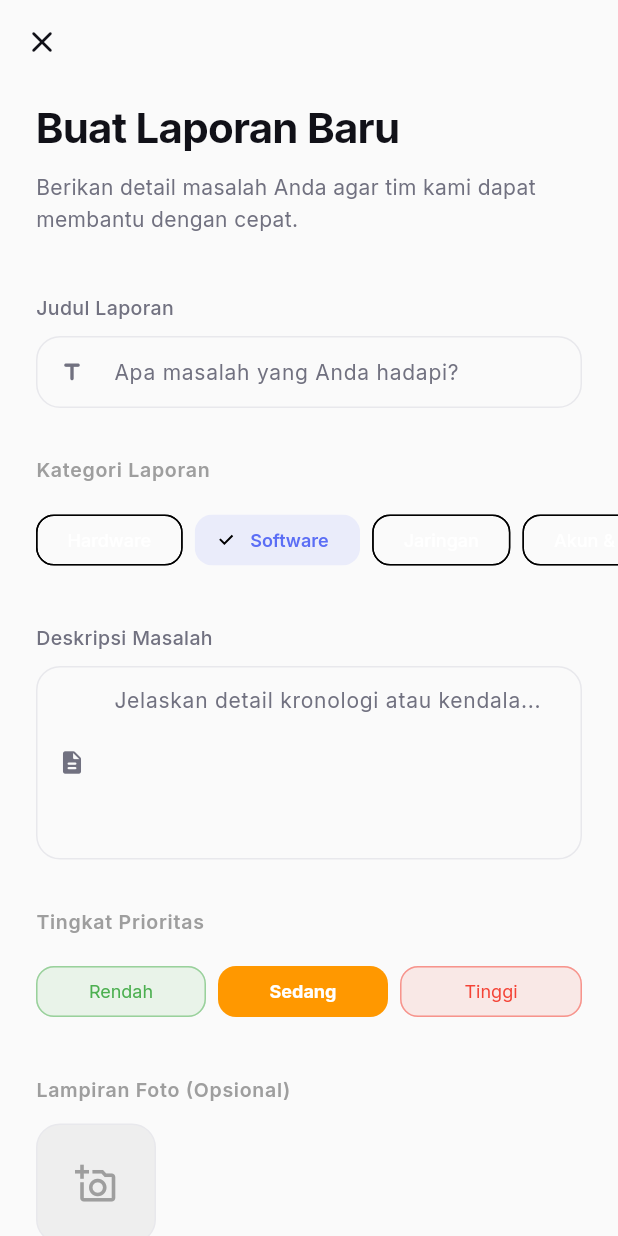
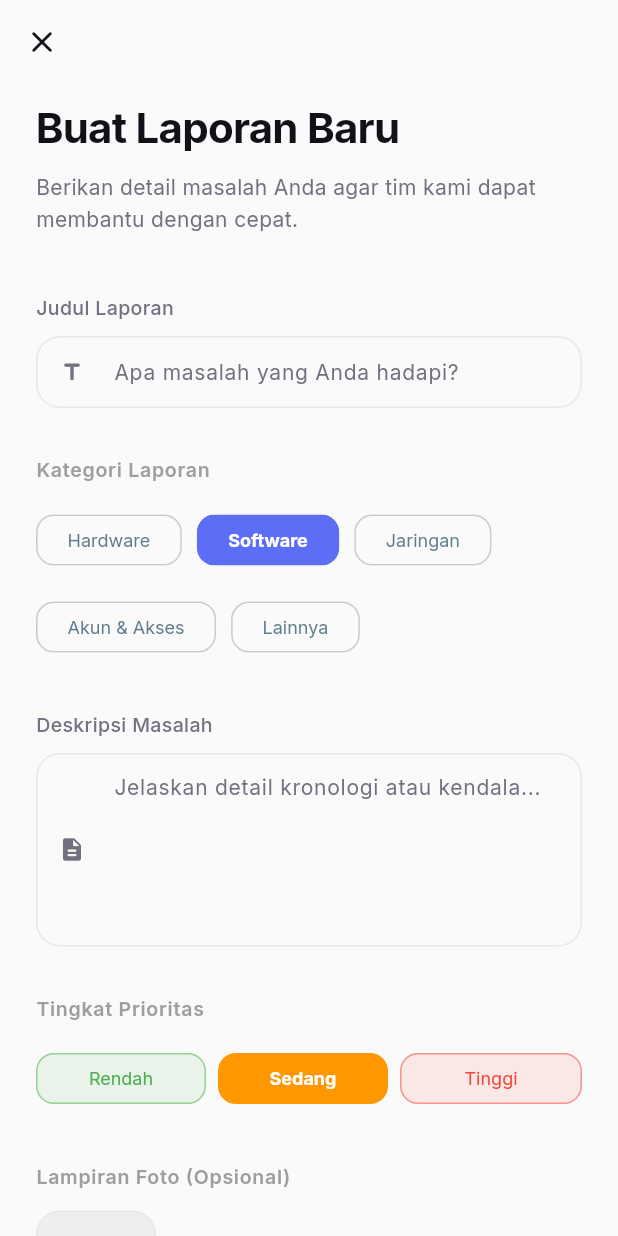
Before and after one commit to Fals-Code/flutter-ticketing-helpdesk, a Flutter app: the CreateTicketPage screen opened by its route, on a phone screen of 412 x 824 dp. Run offline on Flutter 3.47's test engine with Material 3 defaults, Android fonts, the phone set to English and light mode, and no system bars; our stand-ins replace dartz, equatable, flutter_bloc, flutter_dotenv, flutter_secure_storage, get_it and 5 more; accounts and stored records are empty; network calls fail.

```diff
--- a/lib/features/ticket/presentation/pages/create_ticket_page.dart
+++ b/lib/features/ticket/presentation/pages/create_ticket_page.dart
@@ -176,24 +176,33 @@ class _CreateTicketPageState extends State<CreateTicketPage> {
                         // Category Section
                         _buildLabel('Kategori Laporan'),
                         const SizedBox(height: 12),
-                        SingleChildScrollView(
-                          scrollDirection: Axis.horizontal,
-                          clipBehavior: Clip.none,
-                          child: Row(
+                        Wrap(
+                          spacing: 10,
+                          runSpacing: 10,
                           children: _categories.map((cat) {
                             final isSelected = _selectedCategory == cat['value'];
-                              return Padding(
-                                padding: const EdgeInsets.only(right: 8),
-                                child: ChoiceChip(
-                                  label: Text(cat['label']!),
+                            return ChoiceChip(
+                              label: Text(
+                                cat['label']!,
+                                style: TextStyle(
+                                  color: isSelected ? Colors.white : Colors.blueGrey,
+                                  fontWeight: isSelected ? FontWeight.bold : FontWeight.normal,
+                                ),
+                              ),
                               selected: isSelected,
                               onSelected: (_) => setState(() => _selectedCategory = cat['value']!),
-                                  shape: RoundedRectangleBorder(borderRadius: BorderRadius.circular(12)),
+                              selectedColor: AppColors.primary,
+                              backgroundColor: Colors.transparent,
+                              shape: RoundedRectangleBorder(
+                                borderRadius: BorderRadius.circular(12),
+                                side: BorderSide(
+                                  color: isSelected ? Colors.transparent : Colors.grey.withValues(alpha: 0.3),
+                                ),
+                              ),
+                              showCheckmark: false,
                               padding: const EdgeInsets.symmetric(horizontal: 12, vertical: 8),
-                                ),
                             );
                           }).toList(),
-                          ),
                         ),
                         const SizedBox(height: 32),
 
```
Lines whose indentation alone changed are shown as unchanged.
